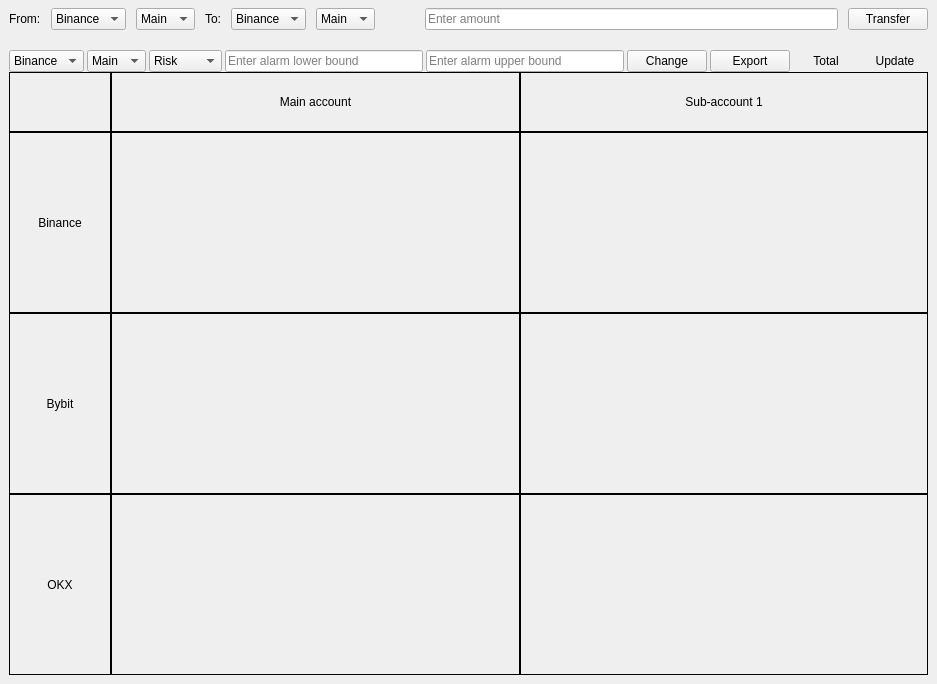
VoHieu123/crypto_app, file UI.ui: the form before one commit.
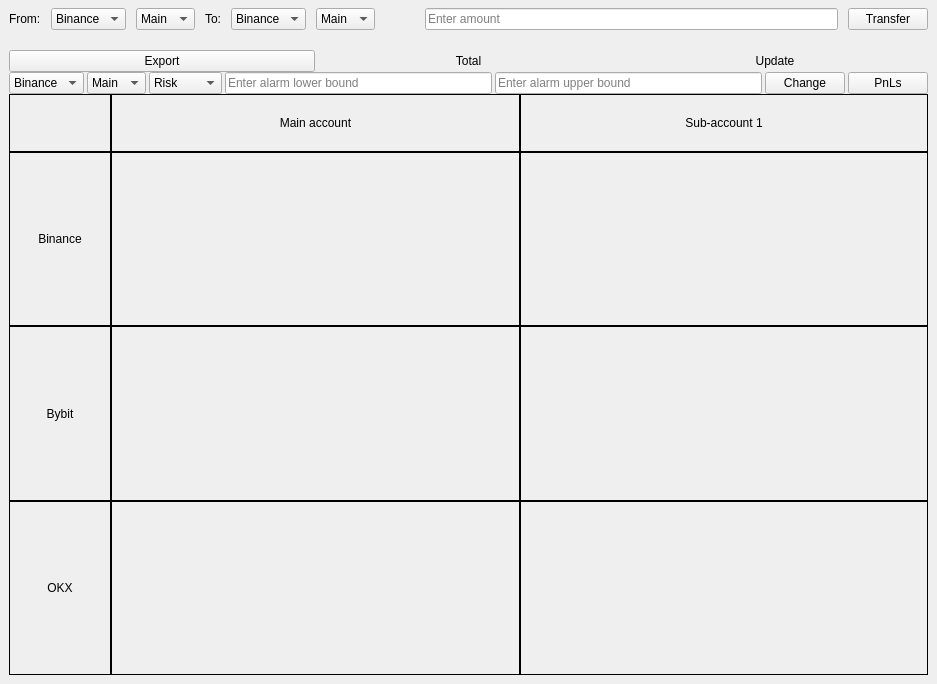
The form after the commit.

The edit to the form file:
```diff
--- a/UI.ui
+++ b/UI.ui
@@ -14,7 +14,7 @@
    <string>Crypto Alarm</string>
   </property>
   <widget class="QWidget" name="centralwidget">
-   <layout class="QVBoxLayout" name="verticalLayout" stretch="0,0,1">
+   <layout class="QVBoxLayout" name="verticalLayout" stretch="0,0,0,1">
     <property name="spacing">
      <number>0</number>
     </property>
@@ -158,10 +158,59 @@
       </property>
      </spacer>
     </item>
+    <item>
+     <layout class="QHBoxLayout" name="horizontalLayout_5">
+      <item>
+       <widget class="QPushButton" name="button_export">
+        <property name="text">
+         <string>Export</string>
+        </property>
+       </widget>
+      </item>
+      <item>
+       <widget class="QLabel" name="label_totalValue">
+        <property name="layoutDirection">
+         <enum>Qt::LeftToRight</enum>
+        </property>
+        <property name="frameShape">
+         <enum>QFrame::NoFrame</enum>
+        </property>
+        <property name="text">
+         <string>Total</string>
+        </property>
+        <property name="alignment">
+         <set>Qt::AlignCenter</set>
+        </property>
+       </widget>
+      </item>
+      <item>
+       <widget class="QLabel" name="label_infinity">
+        <property name="enabled">
+         <bool>true</bool>
+        </property>
+        <property name="frameShape">
+         <enum>QFrame::NoFrame</enum>
+        </property>
+        <property name="frameShadow">
+         <enum>QFrame::Plain</enum>
+        </property>
+        <property name="lineWidth">
+         <number>1</number>
+        </property>
+        <property name="text">
+         <string>Update</string>
+        </property>
+        <property name="alignment">
+         <set>Qt::AlignCenter</set>
+        </property>
+       </widget>
+      </item>
+     </layout>
+    </item>
     <item>
      <layout class="QVBoxLayout" name="verticalLayout_3" stretch="0,4,3,3">
       <item>
-       <layout class="QHBoxLayout" name="horizontalLayout" stretch="0,0,0,3,3,0,0,1,1">
+       <layout class="QHBoxLayout" name="horizontalLayout" stretch="0,0,0,3,3,0,0">
         <property name="spacing">
          <number>3</number>
         </property>
@@ -239,47 +288,9 @@
          </widget>
         </item>
         <item>
-         <widget class="QPushButton" name="button_export">
+         <widget class="QPushButton" name="button_positionsPnL">
           <property name="text">
-           <string>Export</string>
-          </property>
-         </widget>
-        </item>
-        <item>
-         <widget class="QLabel" name="label_totalValue">
-          <property name="layoutDirection">
-           <enum>Qt::LeftToRight</enum>
-          </property>
-          <property name="frameShape">
-           <enum>QFrame::NoFrame</enum>
-          </property>
-          <property name="text">
-           <string>Total</string>
-          </property>
-          <property name="alignment">
-           <set>Qt::AlignCenter</set>
-          </property>
-         </widget>
-        </item>
-        <item>
-         <widget class="QLabel" name="label_infinity">
-          <property name="enabled">
-           <bool>true</bool>
-          </property>
-          <property name="frameShape">
-           <enum>QFrame::NoFrame</enum>
-          </property>
-          <property name="frameShadow">
-           <enum>QFrame::Plain</enum>
-          </property>
-          <property name="lineWidth">
-           <number>1</number>
-          </property>
-          <property name="text">
-           <string>Update</string>
-          </property>
-          <property name="alignment">
-           <set>Qt::AlignCenter</set>
+           <string>PnLs</string>
           </property>
          </widget>
         </item>
@@ -302,7 +313,7 @@
            <x>0</x>
            <y>0</y>
            <width>917</width>
-           <height>229</height>
+           <height>219</height>
           </rect>
          </property>
          <layout class="QHBoxLayout" name="horizontalLayout_2">
@@ -470,7 +481,7 @@
            <x>0</x>
            <y>0</y>
            <width>917</width>
-           <height>172</height>
+           <height>164</height>
           </rect>
          </property>
          <layout class="QHBoxLayout" name="horizontalLayout_40">
@@ -586,7 +597,7 @@
            <x>0</x>
            <y>0</y>
            <width>917</width>
-           <height>172</height>
+           <height>164</height>
           </rect>
          </property>
          <layout class="QHBoxLayout" name="horizontalLayout_27">
```
